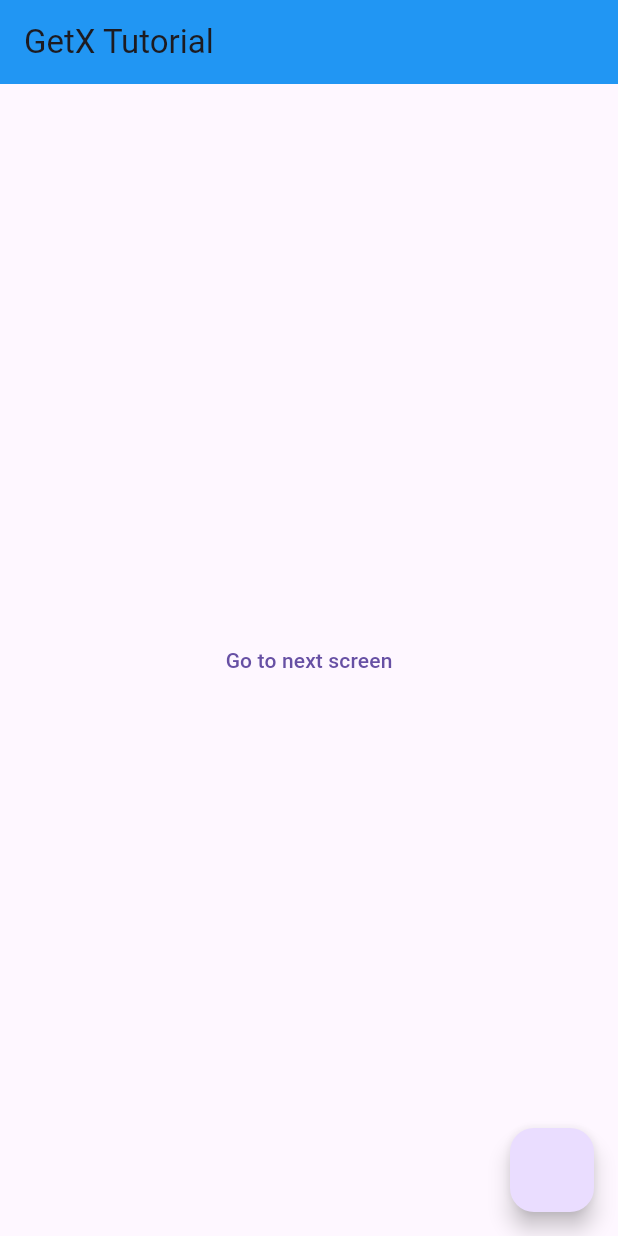
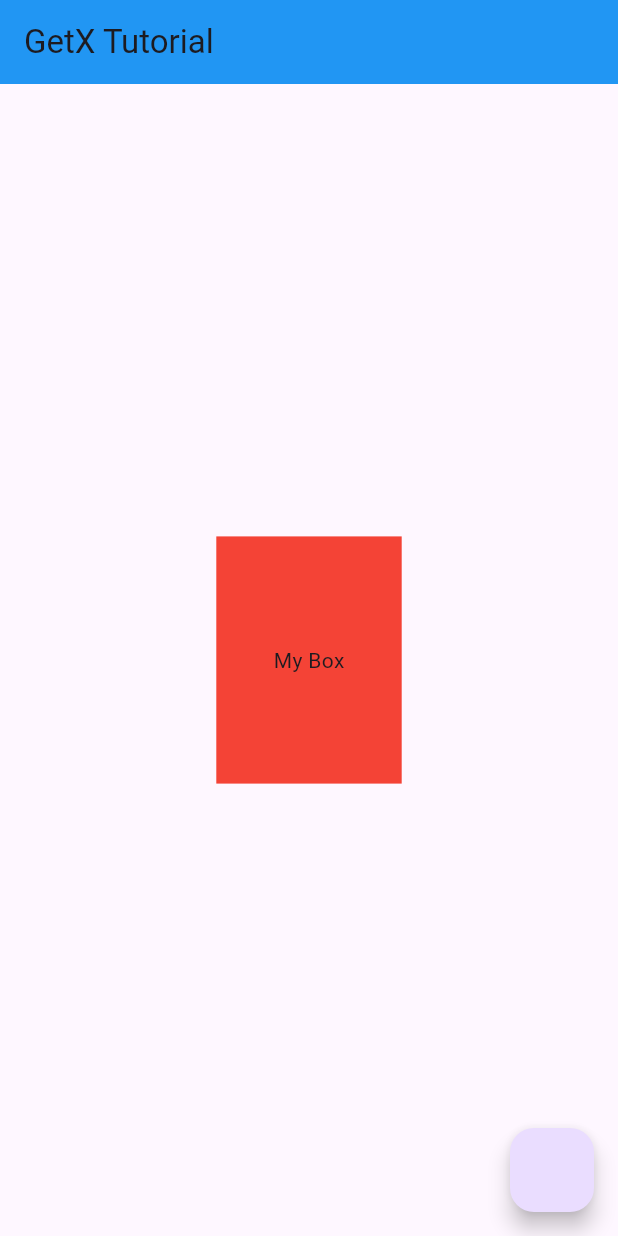
Before and after one commit to asheesh20/tutorial_getx, a Flutter app: the screen it shows after launch, on a phone screen of 412 x 824 dp. Run offline on Flutter 3.47's test engine with Material 3 defaults, Android fonts, the phone set to English and light mode, and no system bars; our stand-ins replace get.

Commit message:
MediaQuery using GetX

```diff
--- a/lib/screens/home_screen.dart
+++ b/lib/screens/home_screen.dart
@@ -92,9 +92,10 @@ class _HomeScreenState extends State<HomeScreen> {
         crossAxisAlignment: CrossAxisAlignment.center,
         children: [
           Center(
-              child: TextButton(
-                  onPressed: () {
-                    /*
+            child:
+                /*TextButton(
+              onPressed: () {
+                /*
                     Navigator.of(context).push(MaterialPageRoute(
                       builder: (context) {
                         return ScreenOne(
@@ -103,11 +104,19 @@ class _HomeScreenState extends State<HomeScreen> {
                       },
                     ));
                     */
-                    //Get.to(const ScreenOne(name: '23 May'));
-                    // Navigation using route method
-                    Get.toNamed('/screenOne', arguments: ['22th May']);
-                  },
-                  child: const Text('Go to next screen')))
+                Get.to(ScreenOne(name: '23 May'));
+                // Navigation using route method
+                //Get.toNamed('/screenOne', arguments: ['22th May']);
+              },
+              child: const Text('Go to next screen'),
+            ),*/
+                Container(
+              color: Colors.red,
+              height: Get.height * 0.2,
+              width: Get.width * 0.3,
+              child: const Center(child: Text('My Box')),
+            ),
+          )
         ],
       ),
       floatingActionButton: FloatingActionButton(
--- a/lib/screens/screen_one.dart
+++ b/lib/screens/screen_one.dart
@@ -18,8 +18,8 @@ class _ScreenOneState extends State<ScreenOne> {
     return SafeArea(
         child: Scaffold(
       appBar: AppBar(
-        // title: Text('Screen One ' + widget.name),
-        title: Text('Screen One ' + Get.arguments[0]),
+        title: Text('Screen One ' + widget.name),
+        //title: Text('Screen One ' + Get.arguments[0]),
         backgroundColor: Colors.blue,
       ),
       body: Column(
--- a/lib/screens/screen_two.dart
+++ b/lib/screens/screen_two.dart
@@ -23,9 +23,9 @@ class _ScreenTwoState extends State<ScreenTwo> {
         children: [
           TextButton(
             onPressed: () {
-              //Get.back();
-              //Get.back();
-              Get.toNamed('/');
+              Get.back();
+              Get.back();
+              //Get.toNamed('/');
             },
             child: const Center(child: Text('Go back')),
           ),
```
